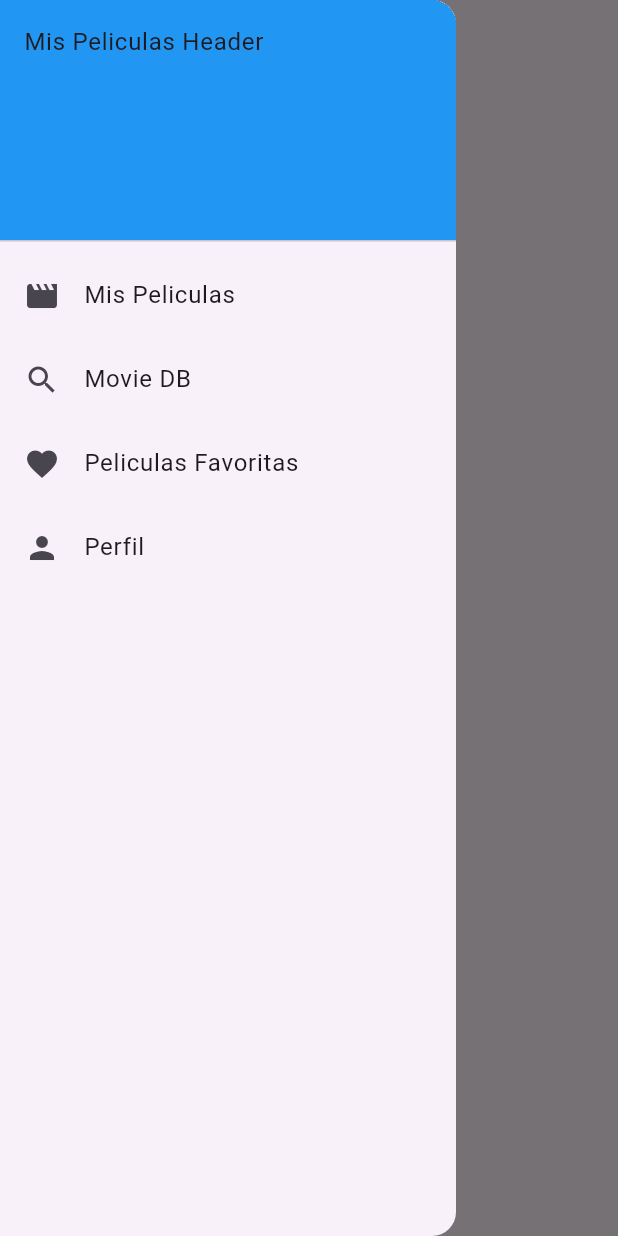
After one commit to JorgeMountain/movies, a Flutter app: the DrawerPage screen opened directly, with the side drawer open, on a phone screen of 412 x 824 dp. The commit adds this screen. Run offline on Flutter 3.47's test engine with Material 3 defaults, Android fonts, the phone set to English and light mode, and no system bars; our stand-ins replace shared_preferences; accounts and stored records are empty.

Commit message:
Se agregaron mas paginas, se configuro navigation_bar_page.dart, se actualizo splash_page.dart, se configuro tambien drawer_page.dart

```diff
--- /dev/null
+++ b/lib/pages/drawer_page.dart
@@ -0,0 +1,86 @@
+import 'package:flutter/material.dart';
+import 'package:movies/pages/profile_page.dart';
+
+import 'favorite_movies_page.dart';
+import 'movie_db_page.dart';
+import 'my_movies_page.dart';
+
+class DrawerPage extends StatefulWidget {
+  const DrawerPage({super.key});
+
+  @override
+  State<DrawerPage> createState() => _DrawerPageState();
+}
+
+class _DrawerPageState extends State<DrawerPage> {
+
+  int _selectedIndex = 0;
+  static const List<Widget> _widgetOptions = <Widget>[
+    MyMoviesPage(),
+    MovieDbPage(),
+    FavoriteMoviesPage(),
+    ProfilePage(),
+  ];
+  void _onItemTapped(int index) {
+    setState(() {
+      _selectedIndex = index;
+    });
+  }
+
+  @override
+  Widget build(BuildContext context) {
+    return Scaffold(
+      appBar: AppBar(
+        title: const Text('Drawer Page'),
+      ),
+      body:   Center(
+        child: _widgetOptions.elementAt(_selectedIndex),
+      ),
+      drawer: Drawer(
+        child: ListView(
+          padding: EdgeInsets.zero,
+          children: [
+            const DrawerHeader(
+              decoration: BoxDecoration(
+                color: Colors.blue,
+              ),
+              child: Text('Mis Peliculas Header'),
+            ),
+            ListTile(
+              leading: const Icon(Icons.movie),
+              title: const Text('Mis Peliculas'),
+              onTap: () {
+                _onItemTapped(0);
+                Navigator.pop(context);
+              },
+            ),
+            ListTile(
+              leading: const Icon(Icons.search),
+              title: const Text('Movie DB'),
+              onTap: () {
+                _onItemTapped(1);
+                Navigator.pop(context);
+              },
+            ),
+            ListTile(
+              leading: const Icon(Icons.favorite),
+              title: const Text('Peliculas Favoritas'),
+              onTap: () {
+                _onItemTapped(2);
+                Navigator.pop(context);
+              },
+            ),
+            ListTile(
+              leading: const Icon(Icons.person),
+              title: const Text('Perfil'),
+              onTap: () {
+                _onItemTapped(3);
+                Navigator.pop(context);
+              },
+            ),
+          ],
+        ),
+      ),
+    );
+  }
+}
--- /dev/null
+++ b/lib/pages/my_movies_page.dart
@@ -0,0 +1,19 @@
+import 'package:flutter/material.dart';
+
+class MyMoviesPage extends StatefulWidget {
+  const MyMoviesPage({super.key});
+
+  @override
+  State<MyMoviesPage> createState() => _MyMoviesPageState();
+}
+
+class _MyMoviesPageState extends State<MyMoviesPage> {
+  @override
+  Widget build(BuildContext context) {
+    return const Scaffold(
+      body: Center(
+        child: Text('My Movies'),
+      ),
+    );
+  }
+}
--- /dev/null
+++ b/lib/pages/tabs_page.dart
@@ -0,0 +1,44 @@
+import 'package:flutter/material.dart';
+import 'package:movies/pages/favorite_movies_page.dart';
+import 'package:movies/pages/movie_db_page.dart';
+import 'package:movies/pages/my_movies_page.dart';
+import 'package:movies/pages/profile_page.dart';
+
+class TabsPage extends StatefulWidget {
+  const TabsPage({super.key});
+
+  @override
+  State<TabsPage> createState() => _TabsPageState();
+}
+
+class _TabsPageState extends State<TabsPage> {
+  @override
+  Widget build(BuildContext context) {
+    return MaterialApp(
+      home: DefaultTabController(
+        length: 4,
+        child: Scaffold(
+          appBar: AppBar(
+            title: const Text('Mis Peliculas'),
+            bottom: const TabBar(
+              tabs: [
+                Tab(icon: Icon(Icons.movie), text: 'Mis Peliculas'),
+                Tab(icon: Icon(Icons.search), text: 'Movie DB'),
+                Tab(icon: Icon(Icons.favorite), text: 'Peliculas Favoritas'),
+                Tab(icon: Icon(Icons.person), text: 'Perfil'),
+              ],
+            ),
+          ),
+          body: const TabBarView(
+            children: [
+              MyMoviesPage(),
+              MovieDbPage(),
+              FavoriteMoviesPage(),
+              ProfilePage(),
+            ],
+          ),
+        ),
+      ),
+    );
+  }
+}
```
Also changed, not shown: lib/pages/favorite_movies_page.dart (added, +20 -0 lines), lib/pages/login_page.dart (+12 -7 lines), lib/pages/movie_db_page.dart (added, +19 -0 lines), lib/pages/navigation_bar_page.dart (added, +63 -0 lines), lib/pages/profile_page.dart (added, +19 -0 lines), lib/pages/splash_page.dart (+19 -4 lines).
